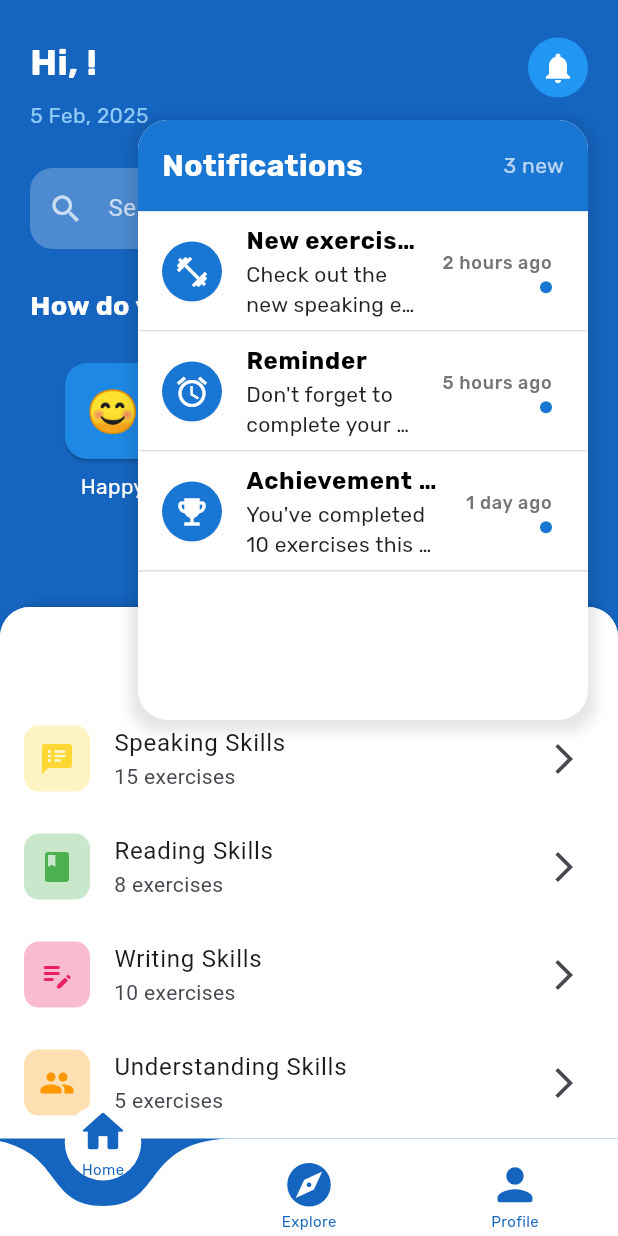
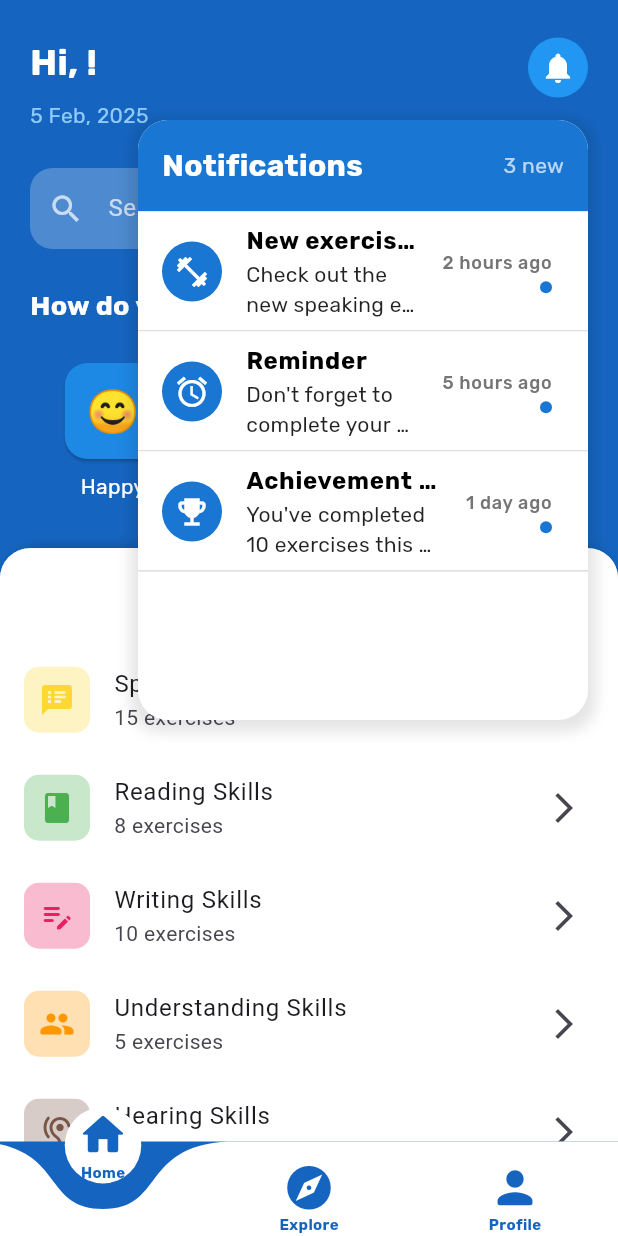
Before and after one commit to ZakiNazal/exercise, a Flutter app: the screen it shows once a user with an empty profile is signed in, after a tap on the "notifications" icon, on a phone screen of 412 x 824 dp. Run offline on Flutter 3.47's test engine with Material 3 defaults, Android fonts, the phone set to English and light mode, and no system bars; drawn by our look-alikes of confetti, curved_navigation_bar, sliding_up_panel; our stand-ins replace cloud_firestore, firebase_auth, firebase_core, firebase_storage, flutter_staggered_animations, image_picker and 3 more; accounts and stored records are empty.

Commit message:
modified:   android/app/build.gradle 	modified:   lib/pages/home_page.dart 	modified:   lib/util/emoticon_face.dart 	modified:   lib/util/splash_screen.dart 	modified:   lib/util/square_tile.dart

```diff
--- a/lib/pages/home_page.dart
+++ b/lib/pages/home_page.dart
@@ -40,28 +40,45 @@ class _HomePageState extends State<HomePage> {
         backgroundColor: const Color(0xff1565c0),
         color: Colors.white,
         buttonBackgroundColor: Colors.white,
-        height: 65, // Slightly increased to accommodate text
+        height: 63, // Slightly increased to accommodate text
         index: _currentIndex,
         items: const <Widget>[
           Column(
             mainAxisAlignment: MainAxisAlignment.center,
             children: [
               Icon(Icons.home_rounded, size: 35, color: Color(0xff1565c0)),
-              Text('Home', style: TextStyle(color: Color(0xff1565c0), fontSize: 10,fontFamily: 'Rubik')),
+              Text('Home',
+                  style: TextStyle(
+                      color: Color(0xff1565c0),
+                      fontSize: 10,
+                      fontFamily: 'Rubik',
+                      fontWeight: FontWeight.bold,
+
+                      )),
             ],
           ),
           Column(
             mainAxisAlignment: MainAxisAlignment.center,
             children: [
               Icon(Icons.explore_rounded, size: 35, color: Color(0xff1565c0)),
-              Text('Explore', style: TextStyle(color: Color(0xff1565c0), fontSize: 10, fontFamily: 'Rubik')),
+              Text('Explore',
+                  style: TextStyle(
+                      color: Color(0xff1565c0),
+                      fontSize: 10,
+                      fontFamily: 'Rubik',
+                      fontWeight: FontWeight.bold)),
             ],
           ),
           Column(
             mainAxisAlignment: MainAxisAlignment.center,
             children: [
               Icon(Icons.person_rounded, size: 35, color: Color(0xff1565c0)),
-              Text('Profile', style: TextStyle(color: Color(0xff1565c0), fontSize: 10, fontFamily: 'Rubik')),
+              Text('Profile',
+                  style: TextStyle(
+                      color: Color(0xff1565c0),
+                      fontSize: 10,
+                      fontFamily: 'Rubik',
+                      fontWeight: FontWeight.bold)),
             ],
           ),
         ],
@@ -175,7 +192,7 @@ class _HomePageContentState extends State<HomePageContent> with SingleTickerProv
         child: Stack(
           children: [
             SlidingUpPanel(
-              minHeight: MediaQuery.of(context).size.height * 0.43 - bottomPadding,
+              minHeight: MediaQuery.of(context).size.height * 0.48 - bottomPadding,
               maxHeight: MediaQuery.of(context).size.height * 0.8 - bottomPadding,
               borderRadius: const BorderRadius.only(
                 topLeft: Radius.circular(30),
--- a/lib/util/emoticon_face.dart
+++ b/lib/util/emoticon_face.dart
@@ -24,7 +24,7 @@ class _EmoticonFaceState extends State<EmoticonFace> {
   @override
   void initState() {
     super.initState();
-    _confettiController = ConfettiController(duration: const Duration(milliseconds: 5));
+    _confettiController = ConfettiController(duration: const Duration(milliseconds: 6));
   }
 
   @override
@@ -74,11 +74,11 @@ class _EmoticonFaceState extends State<EmoticonFace> {
           child: ConfettiWidget(
             confettiController: _confettiController,
             blastDirection: pi / 2,
-            maxBlastForce: 5,
+            maxBlastForce: 3,
             minBlastForce: 1,
             emissionFrequency: 0.05,
-            numberOfParticles: 35,
-            gravity: 0.05,
+            numberOfParticles: 20,
+            gravity: 0.1,
             shouldLoop: false,
             colors: const [
               Colors.green,
--- a/lib/util/splash_screen.dart
+++ b/lib/util/splash_screen.dart
@@ -18,7 +18,7 @@ class _SplashScreenState extends State<SplashScreen> with SingleTickerProviderSt
   void initState() {
     super.initState();
     _controller = AnimationController(
-      duration: const Duration(seconds: 3),
+      duration: const Duration(seconds: 4),
       vsync: this,
     );
 
--- a/lib/util/square_tile.dart
+++ b/lib/util/square_tile.dart
@@ -13,7 +13,7 @@ class SquareTile extends StatelessWidget {
         borderRadius: BorderRadius.circular(15),
         color: Colors.white,
         ),
-      child: Image.asset(imagePath, height: 40,),
+      child: Image.asset(imagePath, height: 60,),
     );
   }
 }
```
Also changed, not shown: 1 other file.
